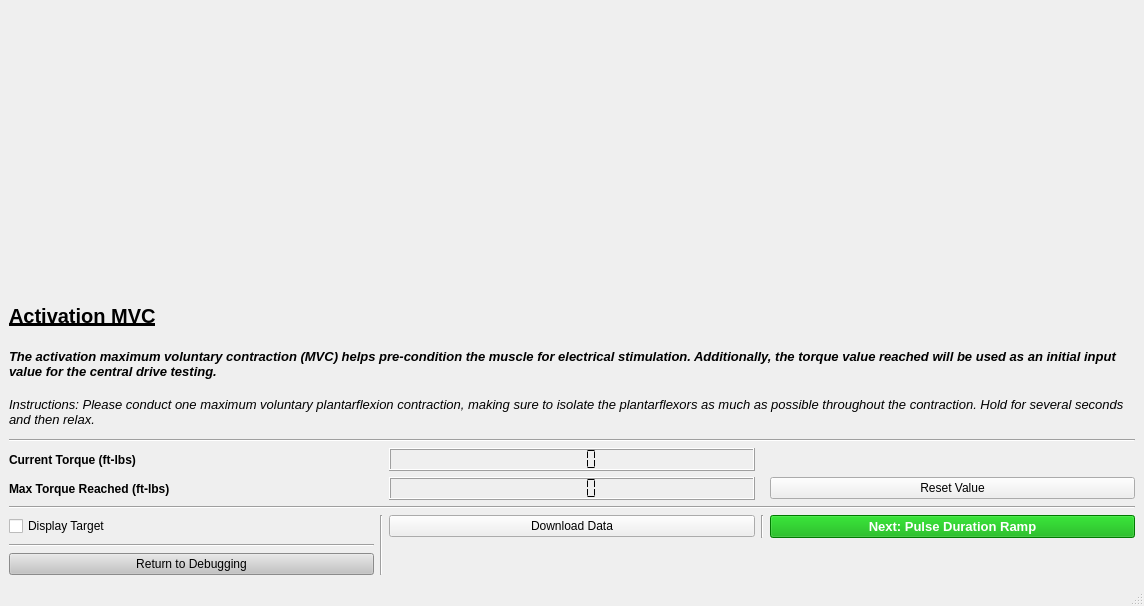
First picture: the form in resources/_CD_GUI_ActivationMVC_Formed_Clinician.ui, repository jontalvarez/central-drive, before the edit.
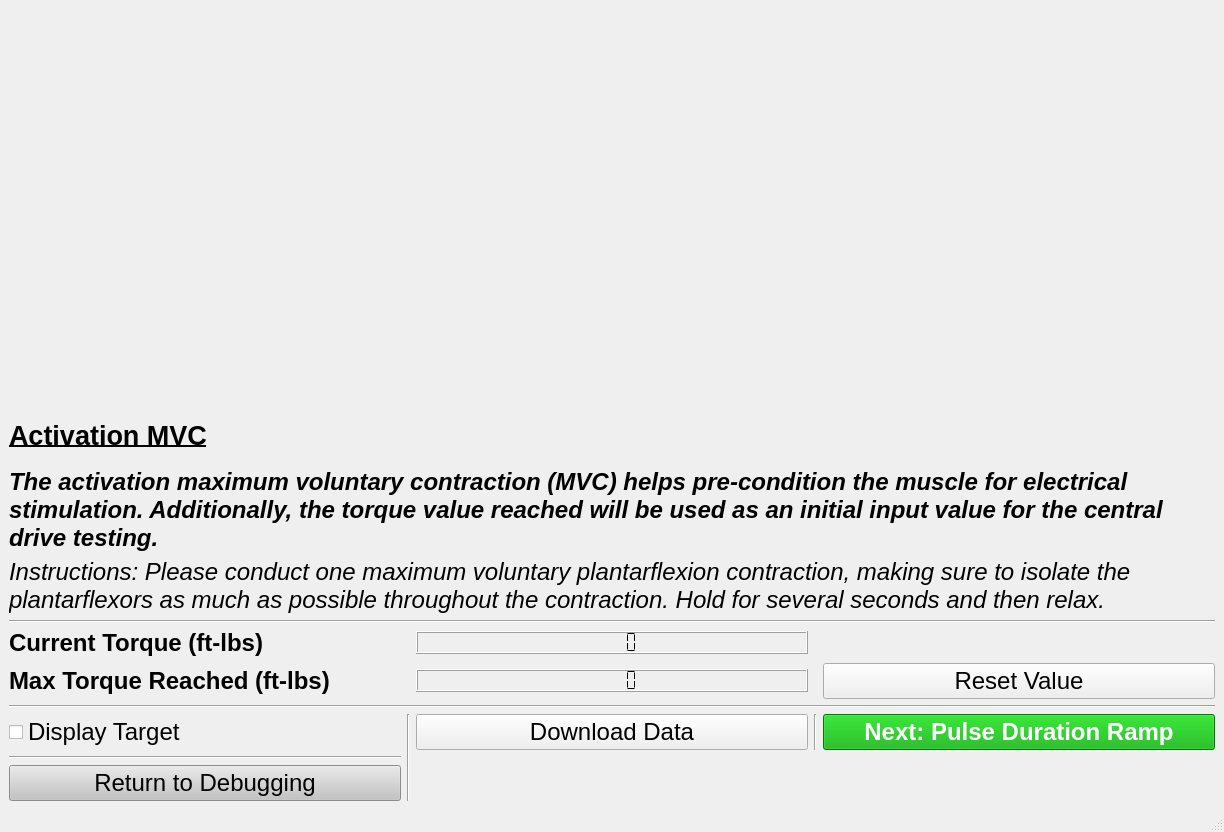
Second picture: the form after the edit.

Commit message: rpi clinician gui changes

The edit to the form file:
```diff
--- a/resources/_CD_GUI_ActivationMVC_Formed_Clinician.ui
+++ b/resources/_CD_GUI_ActivationMVC_Formed_Clinician.ui
@@ -6,8 +6,8 @@
    <rect>
     <x>0</x>
     <y>0</y>
-    <width>1144</width>
-    <height>606</height>
+    <width>1224</width>
+    <height>832</height>
    </rect>
   </property>
   <property name="windowTitle">
@@ -28,6 +28,11 @@
      <layout class="QGridLayout" name="gridLayout_2">
       <item row="9" column="0">
        <widget class="QCheckBox" name="target_cb">
+        <property name="font">
+         <font>
+          <pointsize>18</pointsize>
+         </font>
+        </property>
         <property name="text">
          <string>Display Target</string>
         </property>
@@ -41,6 +46,11 @@
           <verstretch>0</verstretch>
          </sizepolicy>
         </property>
+        <property name="font">
+         <font>
+          <pointsize>18</pointsize>
+         </font>
+        </property>
         <property name="smallDecimalPoint">
          <bool>false</bool>
         </property>
@@ -53,6 +63,7 @@
        <widget class="QLabel" name="label_8">
         <property name="font">
          <font>
+          <pointsize>18</pointsize>
           <weight>75</weight>
           <bold>true</bold>
          </font>
@@ -73,7 +84,7 @@
        <widget class="QLabel" name="label_2">
         <property name="font">
          <font>
-          <pointsize>10</pointsize>
+          <pointsize>18</pointsize>
           <italic>true</italic>
          </font>
         </property>
@@ -87,6 +98,11 @@
       </item>
       <item row="9" column="2">
        <widget class="QPushButton" name="download_pb">
+        <property name="font">
+         <font>
+          <pointsize>18</pointsize>
+         </font>
+        </property>
         <property name="text">
          <string>Download Data</string>
         </property>
@@ -103,6 +119,7 @@
        <widget class="QLabel" name="label_7">
         <property name="font">
          <font>
+          <pointsize>18</pointsize>
           <weight>75</weight>
           <bold>true</bold>
          </font>
@@ -122,6 +139,7 @@
         </property>
         <property name="font">
          <font>
+          <pointsize>18</pointsize>
           <weight>50</weight>
           <bold>false</bold>
           <underline>false</underline>
@@ -141,7 +159,7 @@
        <widget class="QLabel" name="label_10">
         <property name="font">
          <font>
-          <pointsize>15</pointsize>
+          <pointsize>20</pointsize>
           <weight>75</weight>
           <bold>true</bold>
           <underline>true</underline>
@@ -159,7 +177,7 @@
        <widget class="QPushButton" name="nextPDRamp_pb">
         <property name="font">
          <font>
-          <pointsize>10</pointsize>
+          <pointsize>18</pointsize>
           <weight>75</weight>
           <bold>true</bold>
          </font>
@@ -175,6 +193,11 @@
       </item>
       <item row="7" column="4">
        <widget class="QPushButton" name="maxTorqueReset_pb">
+        <property name="font">
+         <font>
+          <pointsize>18</pointsize>
+         </font>
+        </property>
         <property name="text">
          <string>Reset Value</string>
         </property>
@@ -182,6 +205,11 @@
       </item>
       <item row="11" column="0">
        <widget class="QPushButton" name="returnToMain_pb">
+        <property name="font">
+         <font>
+          <pointsize>18</pointsize>
+         </font>
+        </property>
         <property name="autoFillBackground">
          <bool>false</bool>
         </property>
@@ -210,7 +238,7 @@
         </property>
         <property name="font">
          <font>
-          <pointsize>10</pointsize>
+          <pointsize>18</pointsize>
           <weight>75</weight>
           <italic>true</italic>
           <bold>true</bold>
```
Left out of the diff: 4 changed lines with no effect on the pictures. The commit also changes 5 other files.
